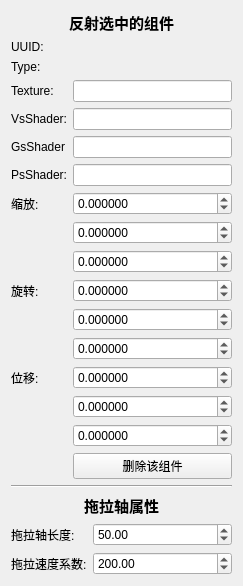
Old version of the form Engine/LkEngineEditor/CustomToolBox/PickInfoForm.ui in the repository lvke-neu/DXWithQT.
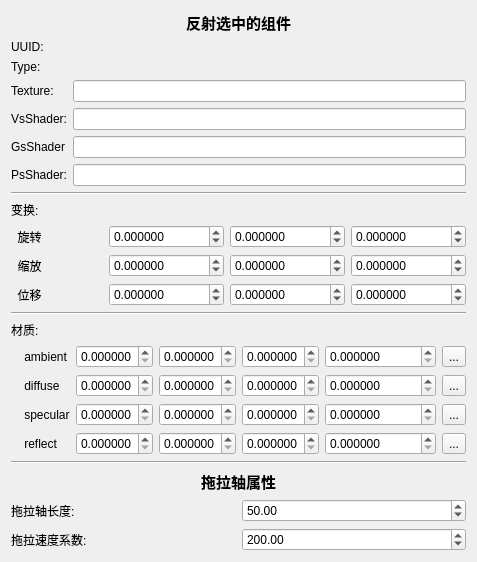
New version of the form.

Commit message: 加了光照和材质，反射组件属性加了材质一栏，可以改选中的组件的材质属性 Blinn-Phong反射模型       1）环境光，物体基本色，不受光照与法线的夹角影响，不受相机角度影响影像       2）漫反射光,光照到的那一面的颜色，受光照与法线的夹角影响，不受相机角度影响影像       3）高光， 不受光照与法线的夹角影响，受相机角度影响影像

Patch:
```diff
--- a/Engine/LkEngineEditor/CustomToolBox/PickInfoForm.ui
+++ b/Engine/LkEngineEditor/CustomToolBox/PickInfoForm.ui
@@ -6,36 +6,16 @@
    <rect>
     <x>0</x>
     <y>0</y>
-    <width>243</width>
-    <height>541</height>
+    <width>476</width>
+    <height>471</height>
    </rect>
   </property>
   <property name="windowTitle">
    <string>Form</string>
   </property>
-  <layout class="QVBoxLayout" name="verticalLayout">
-   <item>
-    <widget class="QLabel" name="label_18">
-     <property name="font">
-      <font>
-       <family>楷体</family>
-       <pointsize>11</pointsize>
-       <weight>75</weight>
-       <bold>true</bold>
-       <underline>false</underline>
-       <strikeout>false</strikeout>
-      </font>
-     </property>
-     <property name="text">
-      <string>反射选中的组件</string>
-     </property>
-     <property name="alignment">
-      <set>Qt::AlignCenter</set>
-     </property>
-    </widget>
-   </item>
-   <item>
-    <layout class="QFormLayout" name="formLayout">
+  <layout class="QGridLayout" name="gridLayout">
+   <item row="1" column="0">
+    <layout class="QFormLayout" name="BasicLayout">
      <item row="0" column="0">
       <widget class="QLabel" name="label1">
        <property name="text">
@@ -43,8 +23,8 @@
        </property>
       </widget>
      </item>
-     <item row="0" column="1">
-      <widget class="QLabel" name="UUID">
+     <item row="1" column="1">
+      <widget class="QLabel" name="Type">
        <property name="text">
         <string/>
        </property>
@@ -57,13 +37,6 @@
        </property>
       </widget>
      </item>
-     <item row="1" column="1">
-      <widget class="QLabel" name="Type">
-       <property name="text">
-        <string/>
-       </property>
-      </widget>
-     </item>
      <item row="2" column="0">
       <widget class="QLabel" name="label">
        <property name="text">
@@ -116,144 +89,420 @@
        </property>
       </widget>
      </item>
-     <item row="6" column="0">
-      <widget class="QLabel" name="label_3">
+     <item row="0" column="1">
+      <widget class="QLabel" name="UUID">
        <property name="text">
-        <string>缩放:</string>
+        <string/>
        </property>
       </widget>
      </item>
-     <item row="6" column="1">
-      <widget class="QDoubleSpinBox" name="scaleX">
-       <property name="readOnly">
-        <bool>false</bool>
+    </layout>
+   </item>
+   <item row="6" column="0">
+    <widget class="Line" name="line_3">
+     <property name="orientation">
+      <enum>Qt::Horizontal</enum>
+     </property>
+    </widget>
+   </item>
+   <item row="2" column="0">
+    <widget class="Line" name="line">
+     <property name="orientation">
+      <enum>Qt::Horizontal</enum>
+     </property>
+    </widget>
+   </item>
+   <item row="9" column="0">
+    <layout class="QGridLayout" name="dragLayout">
+     <item row="0" column="0">
+      <widget class="QLabel" name="label_13">
+       <property name="text">
+        <string>拖拉轴长度:</string>
        </property>
+      </widget>
+     </item>
+     <item row="0" column="1">
+      <widget class="QDoubleSpinBox" name="dragLength">
+       <property name="maximum">
+        <double>99999.000000000000000</double>
+       </property>
+       <property name="value">
+        <double>50.000000000000000</double>
+       </property>
+      </widget>
+     </item>
+     <item row="1" column="0">
+      <widget class="QLabel" name="label_15">
+       <property name="text">
+        <string>拖拉速度系数:</string>
+       </property>
+      </widget>
+     </item>
+     <item row="1" column="1">
+      <widget class="QDoubleSpinBox" name="dragMoveCoefficient">
+       <property name="maximum">
+        <double>99999.000000000000000</double>
+       </property>
+       <property name="value">
+        <double>200.000000000000000</double>
+       </property>
+      </widget>
+     </item>
+    </layout>
+   </item>
+   <item row="0" column="0">
+    <widget class="QLabel" name="label_18">
+     <property name="font">
+      <font>
+       <family>楷体</family>
+       <pointsize>11</pointsize>
+       <weight>75</weight>
+       <bold>true</bold>
+       <underline>false</underline>
+       <strikeout>false</strikeout>
+      </font>
+     </property>
+     <property name="text">
+      <string>反射选中的组件</string>
+     </property>
+     <property name="alignment">
+      <set>Qt::AlignCenter</set>
+     </property>
+    </widget>
+   </item>
+   <item row="4" column="0">
+    <widget class="Line" name="line_2">
+     <property name="orientation">
+      <enum>Qt::Horizontal</enum>
+     </property>
+    </widget>
+   </item>
+   <item row="5" column="0">
+    <layout class="QGridLayout" name="matLayout">
+     <item row="2" column="1">
+      <widget class="QDoubleSpinBox" name="diffuseX">
        <property name="decimals">
         <number>6</number>
        </property>
        <property name="minimum">
-        <double>-10000000000000000303786028427003666890752.000000000000000</double>
+        <double>0.000000000000000</double>
        </property>
        <property name="maximum">
-        <double>100000000000000000620008645040778319495168.000000000000000</double>
+        <double>1.000000000000000</double>
        </property>
-       <property name="value">
+       <property name="singleStep">
+        <double>0.010000000000000</double>
+       </property>
+      </widget>
+     </item>
+     <item row="3" column="2">
+      <widget class="QDoubleSpinBox" name="specularY">
+       <property name="decimals">
+        <number>6</number>
+       </property>
+       <property name="minimum">
         <double>0.000000000000000</double>
        </property>
+       <property name="maximum">
+        <double>1.000000000000000</double>
+       </property>
+       <property name="singleStep">
+        <double>0.010000000000000</double>
+       </property>
       </widget>
      </item>
-     <item row="7" column="0">
+     <item row="1" column="3">
+      <widget class="QDoubleSpinBox" name="ambientZ">
+       <property name="decimals">
+        <number>6</number>
+       </property>
+       <property name="minimum">
+        <double>0.000000000000000</double>
+       </property>
+       <property name="maximum">
+        <double>1.000000000000000</double>
+       </property>
+       <property name="singleStep">
+        <double>0.010000000000000</double>
+       </property>
+      </widget>
+     </item>
+     <item row="2" column="4">
+      <widget class="QDoubleSpinBox" name="diffuseW">
+       <property name="decimals">
+        <number>6</number>
+       </property>
+       <property name="minimum">
+        <double>0.000000000000000</double>
+       </property>
+       <property name="maximum">
+        <double>1.000000000000000</double>
+       </property>
+       <property name="singleStep">
+        <double>0.010000000000000</double>
+       </property>
+      </widget>
+     </item>
+     <item row="3" column="4">
+      <widget class="QDoubleSpinBox" name="specularW">
+       <property name="decimals">
+        <number>6</number>
+       </property>
+       <property name="minimum">
+        <double>0.000000000000000</double>
+       </property>
+       <property name="maximum">
+        <double>999999.000000000000000</double>
+       </property>
+       <property name="singleStep">
+        <double>1.000000000000000</double>
+       </property>
+      </widget>
+     </item>
+     <item row="0" column="0">
       <widget class="QLabel" name="label_4">
        <property name="text">
-        <string/>
+        <string>材质:</string>
        </property>
       </widget>
      </item>
-     <item row="7" column="1">
-      <widget class="QDoubleSpinBox" name="scaleY">
-       <property name="readOnly">
-        <bool>false</bool>
-       </property>
+     <item row="1" column="4">
+      <widget class="QDoubleSpinBox" name="ambientW">
        <property name="decimals">
         <number>6</number>
        </property>
        <property name="minimum">
-        <double>-10000000000000000303786028427003666890752.000000000000000</double>
+        <double>0.000000000000000</double>
        </property>
        <property name="maximum">
-        <double>100000000000000009190283508143378238084034459715684532224.000000000000000</double>
+        <double>1.000000000000000</double>
        </property>
-       <property name="value">
-        <double>0.000000000000000</double>
+       <property name="singleStep">
+        <double>0.010000000000000</double>
        </property>
       </widget>
      </item>
-     <item row="8" column="0">
-      <widget class="QLabel" name="label_5">
-       <property name="text">
-        <string/>
-       </property>
-      </widget>
-     </item>
-     <item row="8" column="1">
-      <widget class="QDoubleSpinBox" name="scaleZ">
-       <property name="readOnly">
-        <bool>false</bool>
-       </property>
+     <item row="2" column="3">
+      <widget class="QDoubleSpinBox" name="diffuseZ">
        <property name="decimals">
         <number>6</number>
        </property>
        <property name="minimum">
-        <double>-10000000000000000303786028427003666890752.000000000000000</double>
+        <double>0.000000000000000</double>
        </property>
        <property name="maximum">
-        <double>100000000000000009190283508143378238084034459715684532224.000000000000000</double>
+        <double>1.000000000000000</double>
        </property>
-       <property name="value">
-        <double>0.000000000000000</double>
+       <property name="singleStep">
+        <double>0.010000000000000</double>
        </property>
       </widget>
      </item>
-     <item row="9" column="0">
-      <widget class="QLabel" name="label_6">
-       <property name="text">
-        <string>旋转:</string>
-       </property>
-      </widget>
-     </item>
-     <item row="9" column="1">
-      <widget class="QDoubleSpinBox" name="rotX">
-       <property name="readOnly">
-        <bool>false</bool>
-       </property>
+     <item row="1" column="1">
+      <widget class="QDoubleSpinBox" name="ambientX">
        <property name="decimals">
         <number>6</number>
        </property>
        <property name="minimum">
-        <double>-100000000000000009190283508143378238084034459715684532224.000000000000000</double>
+        <double>0.000000000000000</double>
        </property>
        <property name="maximum">
-        <double>100000000000000009190283508143378238084034459715684532224.000000000000000</double>
+        <double>1.000000000000000</double>
        </property>
        <property name="singleStep">
         <double>0.100000000000000</double>
        </property>
       </widget>
      </item>
-     <item row="10" column="0">
+     <item row="1" column="0">
       <widget class="QLabel" name="label_7">
        <property name="text">
-        <string/>
+        <string>    ambient</string>
        </property>
       </widget>
      </item>
-     <item row="10" column="1">
-      <widget class="QDoubleSpinBox" name="rotY">
-       <property name="readOnly">
-        <bool>false</bool>
+     <item row="1" column="2">
+      <widget class="QDoubleSpinBox" name="ambientY">
+       <property name="decimals">
+        <number>6</number>
        </property>
+       <property name="minimum">
+        <double>0.000000000000000</double>
+       </property>
+       <property name="maximum">
+        <double>1.000000000000000</double>
+       </property>
+       <property name="singleStep">
+        <double>0.010000000000000</double>
+       </property>
+      </widget>
+     </item>
+     <item row="2" column="2">
+      <widget class="QDoubleSpinBox" name="diffuseY">
        <property name="decimals">
         <number>6</number>
        </property>
        <property name="minimum">
-        <double>-100000000000000009190283508143378238084034459715684532224.000000000000000</double>
+        <double>0.000000000000000</double>
        </property>
        <property name="maximum">
-        <double>100000000000000009190283508143378238084034459715684532224.000000000000000</double>
+        <double>1.000000000000000</double>
        </property>
        <property name="singleStep">
         <double>0.100000000000000</double>
        </property>
       </widget>
      </item>
-     <item row="11" column="0">
+     <item row="4" column="4">
+      <widget class="QDoubleSpinBox" name="reflectW">
+       <property name="decimals">
+        <number>6</number>
+       </property>
+       <property name="minimum">
+        <double>0.000000000000000</double>
+       </property>
+       <property name="maximum">
+        <double>1.000000000000000</double>
+       </property>
+       <property name="singleStep">
+        <double>0.010000000000000</double>
+       </property>
+      </widget>
+     </item>
+     <item row="4" column="1">
+      <widget class="QDoubleSpinBox" name="reflectX">
+       <property name="decimals">
+        <number>6</number>
+       </property>
+       <property name="minimum">
+        <double>0.000000000000000</double>
+       </property>
+       <property name="maximum">
+        <double>1.000000000000000</double>
+       </property>
+       <property name="singleStep">
+        <double>0.010000000000000</double>
+       </property>
+      </widget>
+     </item>
+     <item row="4" column="2">
+      <widget class="QDoubleSpinBox" name="reflectY">
+       <property name="decimals">
+        <number>6</number>
+       </property>
+       <property name="minimum">
+        <double>0.000000000000000</double>
+       </property>
+       <property name="maximum">
+        <double>1.000000000000000</double>
+       </property>
+       <property name="singleStep">
+        <double>0.010000000000000</double>
+       </property>
+      </widget>
+     </item>
+     <item row="4" column="0">
+      <widget class="QLabel" name="label_5">
+       <property name="text">
+        <string>    reflect</string>
+       </property>
+      </widget>
+     </item>
+     <item row="3" column="1">
+      <widget class="QDoubleSpinBox" name="specularX">
+       <property name="decimals">
+        <number>6</number>
+       </property>
+       <property name="minimum">
+        <double>0.000000000000000</double>
+       </property>
+       <property name="maximum">
+        <double>1.000000000000000</double>
+       </property>
+       <property name="singleStep">
+        <double>0.010000000000000</double>
+       </property>
+      </widget>
+     </item>
+     <item row="3" column="3">
+      <widget class="QDoubleSpinBox" name="specularZ">
+       <property name="decimals">
+        <number>6</number>
+       </property>
+       <property name="minimum">
+        <double>0.000000000000000</double>
+       </property>
+       <property name="maximum">
+        <double>1.000000000000000</double>
+       </property>
+       <property name="singleStep">
+        <double>0.010000000000000</double>
+       </property>
+      </widget>
+     </item>
+     <item row="4" column="3">
+      <widget class="QDoubleSpinBox" name="reflectZ">
+       <property name="decimals">
+        <number>6</number>
+       </property>
+       <property name="minimum">
+        <double>0.000000000000000</double>
+       </property>
+       <property name="maximum">
+        <double>1.000000000000000</double>
+       </property>
+       <property name="singleStep">
+        <double>0.010000000000000</double>
+       </property>
+      </widget>
+     </item>
+     <item row="3" column="0">
+      <widget class="QLabel" name="label_10">
+       <property name="text">
+        <string>    specular</string>
+       </property>
+      </widget>
+     </item>
+     <item row="2" column="0">
       <widget class="QLabel" name="label_8">
        <property name="text">
-        <string/>
+        <string>    diffuse</string>
        </property>
       </widget>
      </item>
-     <item row="11" column="1">
+     <item row="1" column="5">
+      <widget class="QToolButton" name="ambientColor">
+       <property name="text">
+        <string>...</string>
+       </property>
+      </widget>
+     </item>
+     <item row="2" column="5">
+      <widget class="QToolButton" name="diffuseColor">
+       <property name="text">
+        <string>...</string>
+       </property>
+      </widget>
+     </item>
+     <item row="3" column="5">
+      <widget class="QToolButton" name="specularColor">
+       <property name="text">
+        <string>...</string>
+       </property>
+      </widget>
+     </item>
+     <item row="4" column="5">
+      <widget class="QToolButton" name="reflectColor">
+       <property name="text">
+        <string>...</string>
+       </property>
+      </widget>
+     </item>
+    </layout>
+   </item>
+   <item row="3" column="0">
+    <layout class="QGridLayout" name="transLayout">
+     <item row="1" column="5">
       <widget class="QDoubleSpinBox" name="rotZ">
        <property name="readOnly">
         <bool>false</bool>
@@ -275,14 +524,75 @@
        </property>
       </widget>
      </item>
-     <item row="12" column="0">
+     <item row="1" column="0">
+      <widget class="QLabel" name="label_6">
+       <property name="text">
+        <string>  旋转</string>
+       </property>
+      </widget>
+     </item>
+     <item row="3" column="3">
+      <widget class="QDoubleSpinBox" name="posY">
+       <property name="readOnly">
+        <bool>false</bool>
+       </property>
+       <property name="decimals">
+        <number>6</number>
+       </property>
+       <property name="minimum">
+        <double>-100000000000000009190283508143378238084034459715684532224.000000000000000</double>
+       </property>
+       <property name="maximum">
+        <double>100000000000000009190283508143378238084034459715684532224.000000000000000</double>
+       </property>
+      </widget>
+     </item>
+     <item row="3" column="0">
       <widget class="QLabel" name="label_9">
        <property name="text">
-        <string>位移:</string>
+        <string>  位移</string>
        </property>
       </widget>
      </item>
-     <item row="12" column="1">
+     <item row="1" column="1">
+      <widget class="QDoubleSpinBox" name="rotX">
+       <property name="readOnly">
+        <bool>false</bool>
+       </property>
+       <property name="decimals">
+        <number>6</number>
+       </property>
+       <property name="minimum">
+        <double>-100000000000000009190283508143378238084034459715684532224.000000000000000</double>
+       </property>
+       <property name="maximum">
+        <double>100000000000000009190283508143378238084034459715684532224.000000000000000</double>
+       </property>
+       <property name="singleStep">
+        <double>0.100000000000000</double>
+       </property>
+      </widget>
+     </item>
+     <item row="3" column="5">
+      <widget class="QDoubleSpinBox" name="posZ">
+       <property name="readOnly">
+        <bool>false</bool>
+       </property>
+       <property name="decimals">
+        <number>6</number>
+       </property>
+       <property name="minimum">
+        <double>-100000000000000009190283508143378238084034459715684532224.000000000000000</double>
+       </property>
+       <property name="maximum">
+        <double>100000000000000009190283508143378238084034459715684532224.000000000000000</double>
+       </property>
+       <property name="value">
+        <double>0.000000000000000</double>
+       </property>
+      </widget>
+     </item>
+     <item row="3" column="1">
       <widget class="QDoubleSpinBox" name="posX">
        <property name="readOnly">
         <bool>false</bool>
@@ -298,15 +608,8 @@
        </property>
       </widget>
      </item>
-     <item row="13" column="0">
-      <widget class="QLabel" name="label_10">
-       <property name="text">
-        <string/>
-       </property>
-      </widget>
-     </item>
-     <item row="13" column="1">
-      <widget class="QDoubleSpinBox" name="posY">
+     <item row="1" column="3">
+      <widget class="QDoubleSpinBox" name="rotY">
        <property name="readOnly">
         <bool>false</bool>
        </property>
@@ -321,49 +624,80 @@
        </property>
       </widget>
      </item>
-     <item row="15" column="0">
+     <item row="2" column="0">
+      <widget class="QLabel" name="label_3">
+       <property name="text">
+        <string>  缩放</string>
+       </property>
+      </widget>
+     </item>
+     <item row="2" column="3">
+      <widget class="QDoubleSpinBox" name="scaleY">
+       <property name="readOnly">
+        <bool>false</bool>
+       </property>
+       <property name="decimals">
+        <number>6</number>
+       </property>
+       <property name="minimum">
+        <double>-10000000000000000303786028427003666890752.000000000000000</double>
+       </property>
+       <property name="maximum">
+        <double>100000000000000009190283508143378238084034459715684532224.000000000000000</double>
+       </property>
+       <property name="value">
+        <double>0.000000000000000</double>
+       </property>
+      </widget>
+     </item>
+     <item row="2" column="1">
+      <widget class="QDoubleSpinBox" name="scaleX">
+       <property name="readOnly">
+        <bool>false</bool>
+       </property>
+       <property name="decimals">
+        <number>6</number>
+       </property>
+       <property name="minimum">
+        <double>-10000000000000000303786028427003666890752.000000000000000</double>
+       </property>
+       <property name="maximum">
+        <double>100000000000000000620008645040778319495168.000000000000000</double>
+       </property>
+       <property name="value">
+        <double>0.000000000000000</double>
+       </property>
+      </widget>
+     </item>
+     <item row="2" column="5">
+      <widget class="QDoubleSpinBox" name="scaleZ">
+       <property name="readOnly">
+        <bool>false</bool>
+       </property>
+       <property name="decimals">
+        <number>6</number>
+       </property>
+       <property name="minimum">
+        <double>-10000000000000000303786028427003666890752.000000000000000</double>
+       </property>
+       <property name="maximum">
+        <double>100000000000000009190283508143378238084034459715684532224.000000000000000</double>
+       </property>
+       <property name="value">
+        <double>0.000000000000000</double>
+       </property>
+      </widget>
+     </item>
+     <item row="0" column="0">
       <widget class="QLabel" name="label_11">
        <property name="text">
-        <string/>
-       </property>
-      </widget>
-     </item>
-     <item row="15" column="1">
-      <widget class="QDoubleSpinBox" name="posZ">
-       <property name="readOnly">
-        <bool>false</bool>
-       </property>
-       <property name="decimals">
-        <number>6</number>
-       </property>
-       <property name="minimum">
-        <double>-100000000000000009190283508143378238084034459715684532224.000000000000000</double>
-       </property>
-       <property name="maximum">
-        <double>100000000000000009190283508143378238084034459715684532224.000000000000000</double>
-       </property>
-       <property name="value">
-        <double>0.000000000000000</double>
-       </property>
-      </widget>
-     </item>
-     <item row="16" column="1">
-      <widget class="QPushButton" name="deleteComponent">
-       <property name="text">
-        <string>删除该组件</string>
+        <string>变换:</string>
        </property>
       </widget>
      </item>
     </layout>
    </item>
-   <item>
-    <widget class="Line" name="line">
-     <property name="orientation">
-      <enum>Qt::Horizontal</enum>
-     </property>
-    </widget>
-   </item>
-   <item>
+   <item row="7" column="0">
     <widget class="QLabel" name="label_17">
      <property name="font">
       <font>
@@ -381,44 +715,6 @@
      </property>
     </widget>
    </item>
-   <item>
-    <layout class="QFormLayout" name="formLayout_2">
-     <item row="0" column="0">
-      <widget class="QLabel" name="label_13">
-       <property name="text">
-        <string>拖拉轴长度:</string>
-       </property>
-      </widget>
-     </item>
-     <item row="0" column="1">
-      <widget class="QDoubleSpinBox" name="dragLength">
-       <property name="maximum">
-        <double>99999.000000000000000</double>
-       </property>
-       <property name="value">
-        <double>50.000000000000000</double>
-       </property>
-      </widget>
-     </item>
-     <item row="1" column="0">
-      <widget class="QLabel" name="label_15">
-       <property name="text">
-        <string>拖拉速度系数:</string>
-       </property>
-      </widget>
-     </item>
-     <item row="1" column="1">
-      <widget class="QDoubleSpinBox" name="dragMoveCoefficient">
-       <property name="maximum">
-        <double>99999.000000000000000</double>
-       </property>
-       <property name="value">
-        <double>200.000000000000000</double>
-       </property>
-      </widget>
-     </item>
-    </layout>
-   </item>
   </layout>
  </widget>
  <resources/>
```
Left out of the diff: 7 changed lines with no effect on the pictures. The commit also changes 27 other files.
